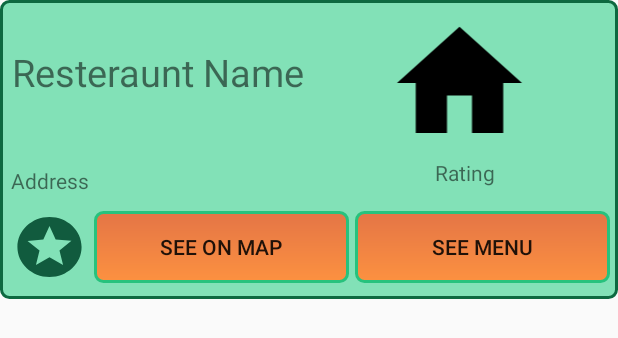
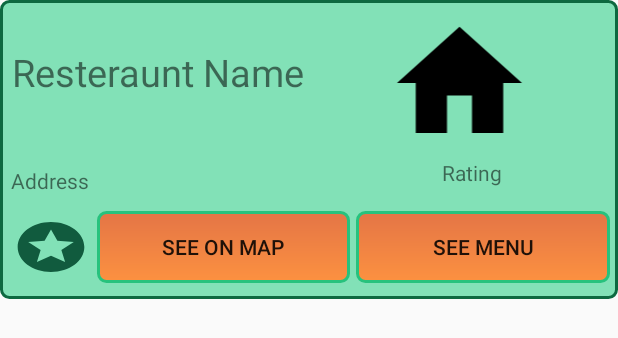
Before and after one commit to y3v/FoodBarBaz, an Android app: the layout restaurant_list_item.xml on its own in the app's theme, with its tools: preview values and no code run, on a phone screen of 412 x 824 dp. Shown: the top 338 px of the screen. Run offline under Robolectric (Android 15) with nearby library versions, the phone set to English and light mode, and no system bars.

Commit message:
Some layout mods

```diff
--- a/app/src/main/java/com/example/yev/foodbarbaz/NearbyRestaurantList.java
+++ b/app/src/main/java/com/example/yev/foodbarbaz/NearbyRestaurantList.java
@@ -72,7 +72,7 @@ public class NearbyRestaurantList extends AppCompatActivity {
 
                 if ((i == SCROLL_STATE_TOUCH_SCROLL || i== SCROLL_STATE_FLING) && isTitleVisible){
                     ValueAnimator valueAnimator = ValueAnimator.ofFloat(1f, 0f);
-                    valueAnimator.setDuration(1000);
+                    valueAnimator.setDuration(750);
                     valueAnimator.addUpdateListener(new ValueAnimator.AnimatorUpdateListener() {
                         @Override
                         public void onAnimationUpdate(ValueAnimator animation) {
@@ -86,8 +86,8 @@ public class NearbyRestaurantList extends AppCompatActivity {
                 if (i == SCROLL_STATE_IDLE){
                     if (!isTitleVisible){
                         ValueAnimator valueAnimator = ValueAnimator.ofFloat(0f, 1f);
-                        valueAnimator.setDuration(1000);
-                        valueAnimator.setStartDelay(1000);
+                        valueAnimator.setDuration(750);
+                        valueAnimator.setStartDelay(500);
                         valueAnimator.addUpdateListener(new ValueAnimator.AnimatorUpdateListener() {
                             @Override
                             public void onAnimationUpdate(ValueAnimator animation) {
--- a/app/src/main/res/layout/restaurant_list_item.xml
+++ b/app/src/main/res/layout/restaurant_list_item.xml
@@ -49,21 +49,27 @@
 
         </LinearLayout>
 
-        <LinearLayout
+        <TableLayout
             android:layout_width="match_parent"
             android:layout_height="match_parent"
-            android:orientation="horizontal">
+            android:orientation="horizontal"
+            android:weightSum="5">
 
+            <TableRow>
                 <TextView
                     android:id="@+id/address"
-                android:layout_width="wrap_content"
+                    android:layout_width="0dp"
                     android:layout_height="wrap_content"
                     android:layout_marginBottom="5dp"
                     android:layout_marginEnd="2dp"
                     android:layout_marginStart="2dp"
                     android:layout_marginTop="5dp"
-                android:layout_weight="3"
-                android:text="@string/address" />
+                    android:text="@string/address"
+                    android:layout_weight="4"
+                    android:singleLine="false"
+                    />
+
+
 
                 <TextView
                     android:id="@+id/rating"
@@ -71,7 +77,10 @@
                     android:layout_height="wrap_content"
                     android:layout_weight="1"
                     android:text="@string/rating" />
-        </LinearLayout>
+
+            </TableRow>
+
+        </TableLayout>
 
         <LinearLayout
             android:layout_width="match_parent"
@@ -81,15 +90,15 @@
             <ToggleButton
                 android:id="@+id/favorited"
                 style="@style/Base.Widget.AppCompat.Button.Borderless"
-                android:layout_width="wrap_content"
-                android:layout_height="match_parent"
+                android:layout_width="0dp"
+                android:layout_height="40dp"
                 android:layout_marginBottom="5dp"
                 android:layout_marginEnd="2dp"
                 android:layout_marginStart="2dp"
                 android:layout_marginTop="5dp"
-                android:layout_weight="1"
+                android:layout_weight="2"
                 android:background="@drawable/favs"
-                android:minWidth="20dp"
+                android:minWidth="40dp"
                 android:textAllCaps="false"
                 android:textOff="@string/fav"
                 android:textOn="@string/favoff"
```
Also changed, not shown: app/src/main/res/layout/activity_nearby_restaurant_list.xml (+7 -5 lines). Lines whose indentation alone changed are shown as unchanged.
